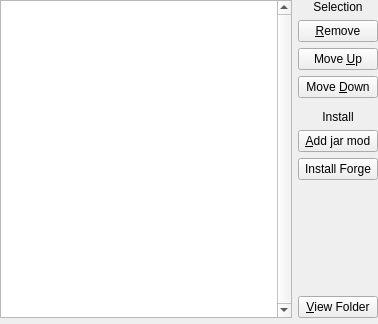
First picture: the form in gui/pages/LegacyJarModPage.ui, repository FreesmTeam/FreesmLauncher, before the edit.
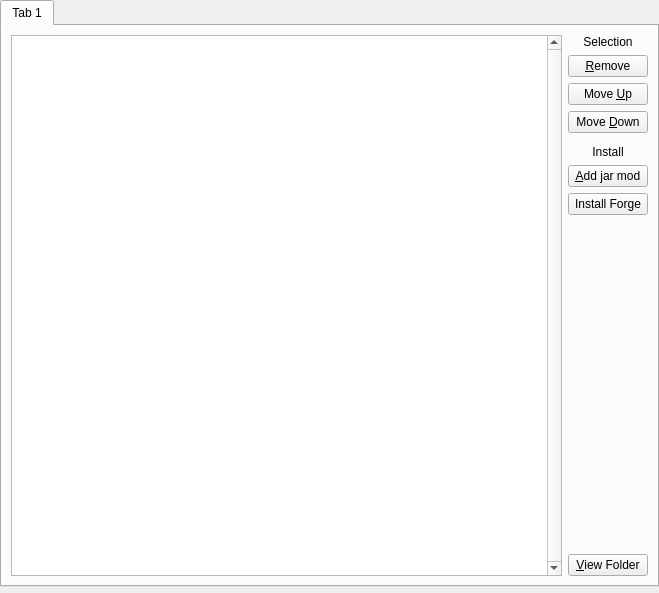
Second picture: the form after the edit. Custom widgets are drawn as their Qt base class.

Commit message:
Unify look of all pages.
Now they have a QTabWidget with no tabs as a background.

```diff
--- a/gui/pages/LegacyJarModPage.ui
+++ b/gui/pages/LegacyJarModPage.ui
@@ -6,8 +6,8 @@
    <rect>
     <x>0</x>
     <y>0</y>
-    <width>378</width>
-    <height>324</height>
+    <width>659</width>
+    <height>593</height>
    </rect>
   </property>
   <property name="windowTitle">
@@ -27,6 +27,16 @@
     <number>0</number>
    </property>
    <item>
+    <widget class="QTabWidget" name="tabWidget">
+     <property name="currentIndex">
+      <number>0</number>
+     </property>
+     <widget class="QWidget" name="tab">
+      <attribute name="title">
+       <string>Tab 1</string>
+      </attribute>
+      <layout class="QVBoxLayout" name="verticalLayout">
+       <item>
     <layout class="QHBoxLayout" name="horizontalLayout">
      <item>
       <widget class="ModListView" name="jarModsTreeView">
@@ -121,6 +131,10 @@
       </layout>
      </item>
     </layout>
+       </item>
+      </layout>
+     </widget>
+    </widget>
    </item>
    <item>
     <widget class="MCModInfoFrame" name="jarMIFrame">
```
Lines whose indentation alone changed are shown as unchanged. The commit also changes 13 other files.
